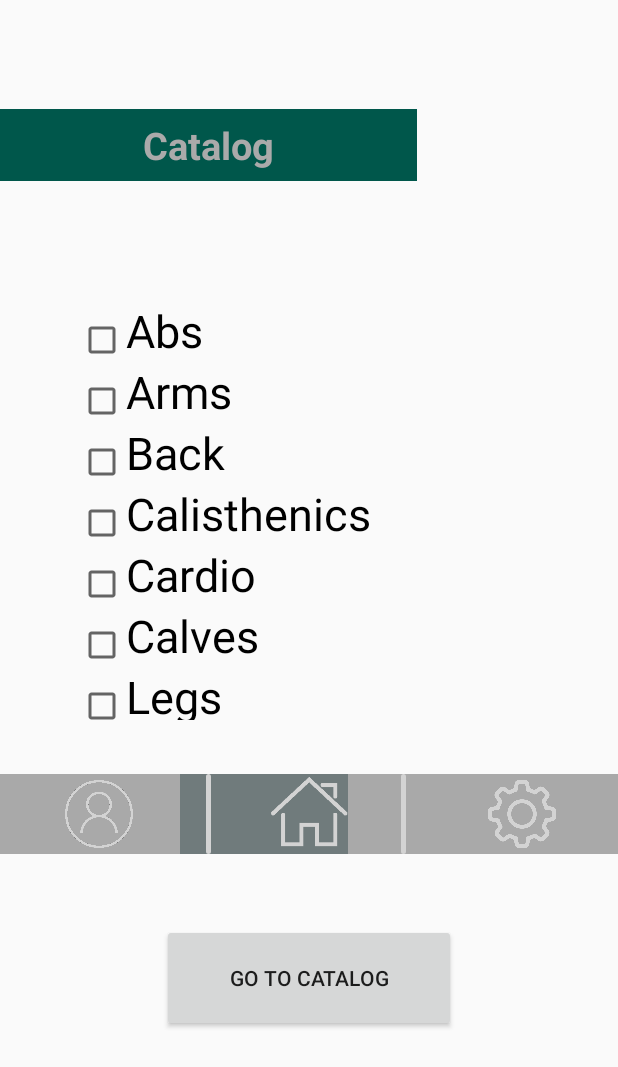
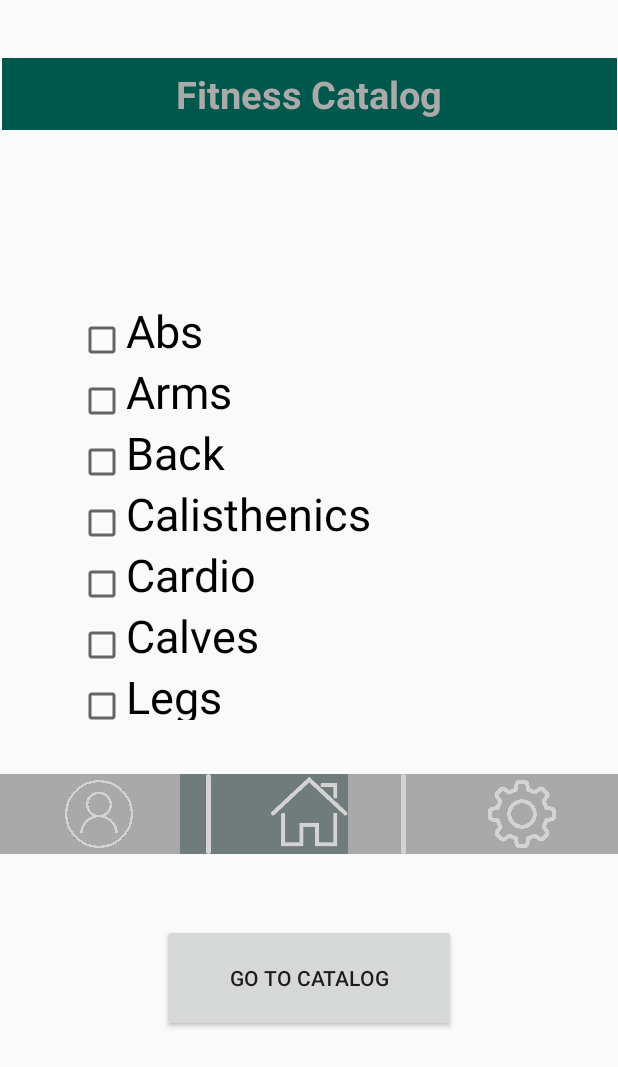
Before and after one commit to Mjeff96/Project_UI, an Android app: the CatalogActivity screen opened directly, with no data from a screen before it, on a phone screen of 412 x 824 dp. Shown: the top 1067 px of the screen. Run offline under Robolectric (Android 15) with nearby library versions, the phone set to English and light mode, and no system bars.

Commit message:
Added title bar to all activities

```diff
--- a/app/src/main/res/layout/activity_catalog.xml
+++ b/app/src/main/res/layout/activity_catalog.xml
@@ -7,25 +7,30 @@
     tools:context=".CatalogActivity">
 
     <LinearLayout
-        android:layout_width="278dp"
+        android:id="@+id/linearLayout"
+        android:layout_width="410dp"
         android:layout_height="48dp"
-        android:layout_marginTop="10dp"
+        android:layout_marginStart="8dp"
+        android:layout_marginLeft="8dp"
+        android:layout_marginTop="8dp"
+        android:layout_marginEnd="8dp"
+        android:layout_marginRight="8dp"
         android:layout_marginBottom="8dp"
         android:background="@drawable/titlebox"
         android:orientation="horizontal"
         app:layout_constraintBottom_toBottomOf="parent"
+        app:layout_constraintEnd_toEndOf="parent"
+        app:layout_constraintStart_toStartOf="parent"
         app:layout_constraintTop_toTopOf="parent"
-        app:layout_constraintVertical_bias="0.083"
-        tools:layout_editor_absoluteX="0dp"
-        tools:ignore="MissingConstraints">
+        app:layout_constraintVertical_bias="0.04000002">
 
         <TextView
             android:id="@+id/textView"
-            android:layout_width="wrap_content"
+            android:layout_width="389dp"
             android:layout_height="match_parent"
             android:layout_weight="1"
             android:gravity="center"
-            android:text="Catalog"
+            android:text="Fitness Catalog"
             android:textColor="@android:color/darker_gray"
             android:textSize="25dp"
             android:textStyle="bold" />
--- a/app/src/main/res/layout/activity_main.xml
+++ b/app/src/main/res/layout/activity_main.xml
@@ -88,7 +88,7 @@
             android:layout_height="match_parent"
             android:layout_weight="1"
             android:gravity="center"
-            android:text="The Workout App"
+            android:text="Fitness Buddy"
             android:textColor="@android:color/darker_gray"
             android:textSize="25dp"
             android:textStyle="bold" />
```
Also changed, not shown: app/src/main/res/layout/activity_login.xml (+12 -6 lines), app/src/main/res/layout/activity_register.xml (+10 -4 lines), app/src/main/res/layout/activity_settings.xml (+11 -5 lines), app/src/main/res/layout/activity_users_catalog.xml (+12 -7 lines).
